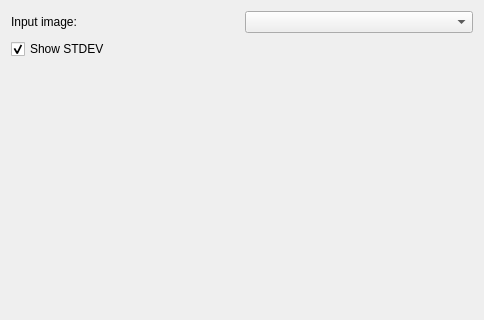
Above: Plugins/org.mitk.gui.qt.diffusionimaging.fiberprocessing/src/internal/QmitkTractometryViewControls.ui from MITK/MITK before the change; both pictures show x 0 to 484 and y 0 to 320 of the 484 by 574 pixel window. Below: the same form after it.
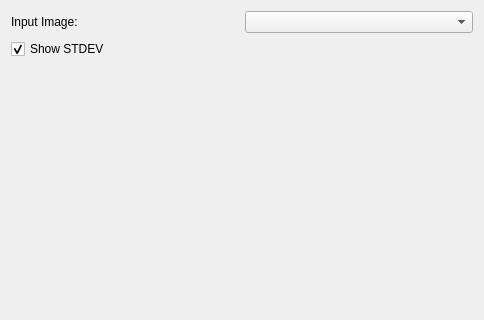
That is the form after the change. Custom widgets are drawn as their Qt base class.

```diff
--- a/Plugins/org.mitk.gui.qt.diffusionimaging.fiberprocessing/src/internal/QmitkTractometryViewControls.ui
+++ b/Plugins/org.mitk.gui.qt.diffusionimaging.fiberprocessing/src/internal/QmitkTractometryViewControls.ui
@@ -48,7 +48,7 @@
       <item row="0" column="0">
        <widget class="QLabel" name="label_3">
         <property name="text">
-         <string>Input image:</string>
+         <string>Input Image:</string>
         </property>
        </widget>
       </item>
```
Left out of the diff: 2 changed lines with no effect on the pictures.
